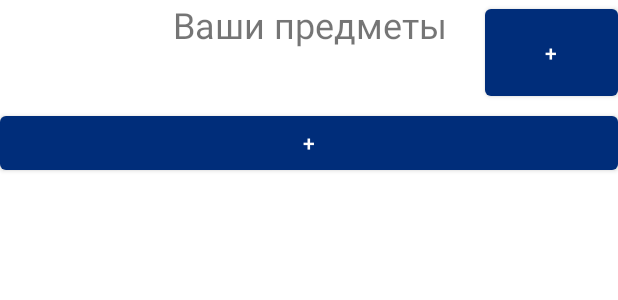
After one commit to AndreyMAI-github/MAI_Student_Attender, an Android app: the layout activity_discipline_list.xml on its own in the app's theme, with its tools: preview values and no code run, on a phone screen of 412 x 824 dp. The commit adds this screen. Shown: the top 300 px of the screen. Run offline under Robolectric (Android 15) with nearby library versions, the phone set to English and light mode, and no system bars.

Commit message:
Added discipline fragment
Добавлен фрагмент для окна со списком дисциплин, но еще пока не сделан переход из фрагмента в активити

```diff
--- a/app/src/main/java/com/mai/mai_student_attender/DiciplineEdit.java
+++ b/app/src/main/java/com/mai/mai_student_attender/DiciplineEdit.java
@@ -3,9 +3,10 @@ package com.mai.mai_student_attender;
 import androidx.appcompat.app.AppCompatActivity;
 
 import android.os.Bundle;
+import android.widget.Button;
 
 public class DiciplineEdit extends AppCompatActivity {
-
+    private Button DimEdit;
     @Override
     protected void onCreate(Bundle savedInstanceState) {
         super.onCreate(savedInstanceState);
--- a/app/src/main/java/com/mai/mai_student_attender/DisciplineList.java
+++ b/app/src/main/java/com/mai/mai_student_attender/DisciplineList.java
@@ -10,5 +10,7 @@ public class DisciplineList extends AppCompatActivity {
     protected void onCreate(Bundle savedInstanceState) {
         super.onCreate(savedInstanceState);
         setContentView(R.layout.fragment_discipline);
+
     }
+
 }
--- a/app/src/main/java/com/mai/mai_student_attender/PanelActivity.java
+++ b/app/src/main/java/com/mai/mai_student_attender/PanelActivity.java
@@ -26,7 +26,7 @@ import com.mai.mai_student_attender.panel_elements.settings.SettingsFragment;
 
 public class PanelActivity extends AppCompatActivity {
 
-    private ActivityPanelBinding binding;
+    /*private ActivityPanelBinding binding;*/
 
     int currentState = 0;
 
--- /dev/null
+++ b/app/src/main/res/layout/activity_discipline_list.xml
@@ -0,0 +1,81 @@
+<?xml version="1.0" encoding="utf-8"?>
+<androidx.constraintlayout.widget.ConstraintLayout xmlns:android="http://schemas.android.com/apk/res/android"
+    xmlns:app="http://schemas.android.com/apk/res-auto"
+    xmlns:tools="http://schemas.android.com/tools"
+    android:layout_width="match_parent"
+    android:layout_height="match_parent"
+    tools:context=".DisciplineList">
+
+    <LinearLayout
+        android:id="@+id/topDisList"
+        android:layout_width="0dp"
+        android:layout_height="70dp"
+        android:orientation="horizontal"
+        app:layout_constraintEnd_toEndOf="parent"
+        app:layout_constraintStart_toStartOf="parent"
+        app:layout_constraintTop_toTopOf="parent">
+
+        <TextView
+            android:id="@+id/twDisListPust"
+            android:layout_width="88dp"
+            android:layout_height="match_parent"
+            android:layout_weight="1"
+            tools:visibility="invisible" />
+
+        <TextView
+            android:id="@+id/twDisListVP"
+            android:layout_width="234dp"
+            android:layout_height="match_parent"
+            android:layout_weight="1"
+            android:text="Ваши предметы"
+            android:textAlignment="center"
+            android:textSize="24sp" />
+
+        <Button
+            android:id="@+id/bDisListAdd"
+            android:layout_width="wrap_content"
+            android:layout_height="match_parent"
+            android:layout_weight="1"
+            android:text="+" />
+    </LinearLayout>
+
+    <LinearLayout
+        android:id="@+id/middleDisList"
+        android:layout_width="412dp"
+        android:layout_height="560dp"
+        android:layout_marginTop="1dp"
+        android:orientation="vertical"
+        app:layout_constraintEnd_toEndOf="parent"
+        app:layout_constraintStart_toStartOf="parent"
+        app:layout_constraintTop_toBottomOf="@+id/topDisList">
+
+        <ScrollView
+            android:id="@+id/ScrollDisList"
+            android:layout_width="match_parent"
+            android:layout_height="match_parent">
+
+            <LinearLayout
+                android:id="@+id/LayoutDisList"
+                android:layout_width="match_parent"
+                android:layout_height="wrap_content"
+                android:orientation="vertical">
+
+                <Button
+                    android:id="@+id/bDisListPredm"
+                    android:layout_width="match_parent"
+                    android:layout_height="wrap_content"
+                    android:text="+" />
+            </LinearLayout>
+        </ScrollView>
+    </LinearLayout>
+
+    <LinearLayout
+        android:id="@+id/bottomDisList"
+        android:layout_width="412dp"
+        android:layout_height="98dp"
+        android:orientation="horizontal"
+        app:layout_constraintBottom_toBottomOf="parent"
+        app:layout_constraintEnd_toEndOf="parent"
+        app:layout_constraintStart_toStartOf="parent"
+        app:layout_constraintTop_toBottomOf="@+id/middleDisList"></LinearLayout>
+</androidx.constraintlayout.widget.ConstraintLayout>
--- a/app/src/main/res/layout/activity_panel.xml
+++ b/app/src/main/res/layout/activity_panel.xml
@@ -4,7 +4,8 @@
     android:id="@+id/panel_nav"
     android:layout_width="match_parent"
     android:layout_height="match_parent"
-    android:paddingTop="?attr/actionBarSize">
+
+    >
 
     <com.google.android.material.bottomnavigation.BottomNavigationView
         android:id="@+id/nav_view"
--- a/app/src/main/res/values/strings.xml
+++ b/app/src/main/res/values/strings.xml
@@ -16,4 +16,6 @@
     <string name="title_settings">Settings</string>
     <string name="title_groups">Groups</string>
     <string name="title_discipline">Discipline</string>
+    <string name="title_activity_main">MainActivity</string>
+
 </resources>
```
Also changed, not shown: app/src/main/AndroidManifest.xml (+10 -1 lines), app/src/main/java/com/mai/mai_student_attender/MainActivity.java (added, +72 -0 lines), app/src/main/res/layout/activity_main.xml (added, +97 -0 lines), app/src/main/res/navigation/mobile_navigation.xml (+10 -1 lines), 110 other files.
